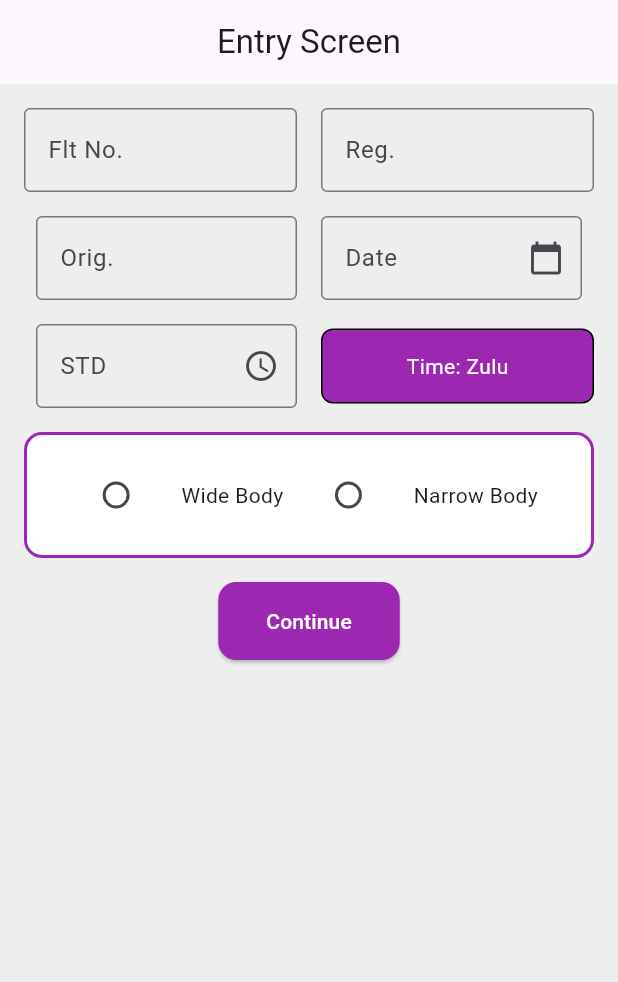
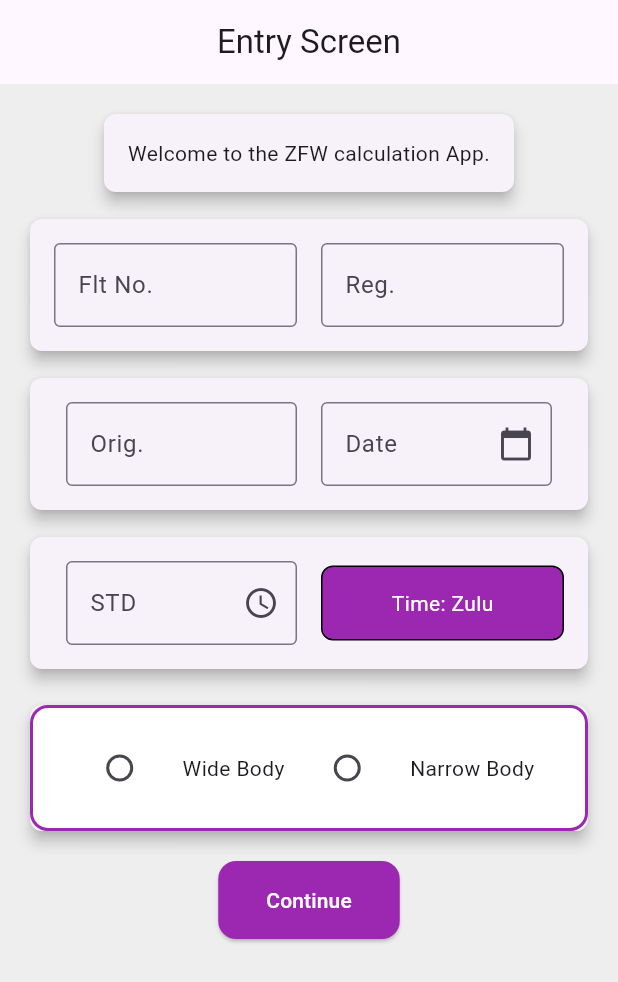
Before and after one commit to flutify-sa/zfwcalculation, a Flutter app: the screen it shows after launch, on a phone screen of 412 x 824 dp. Shown: the top 982 px of the screen. Run offline on Flutter 3.47's test engine with Material 3 defaults, Android fonts, the light colour scheme and no system bars.

Commit message:
zfw calc with some mods to the UI

```diff
--- a/lib/entryscreen.dart
+++ b/lib/entryscreen.dart
@@ -31,9 +31,34 @@ class _EntryScreenState extends State<EntryScreen> {
       ),
       body: Padding(
         padding: const EdgeInsets.all(16.0),
+        child: SingleChildScrollView(
           child: Column(
             children: [
-            Row(
+              Card(
+                elevation: 4.0, // Shadow effect
+                shape: RoundedRectangleBorder(
+                  borderRadius: BorderRadius.circular(8.0), // Border radius
+                ),
+                child: Padding(
+                  padding: EdgeInsets.all(16.0), // Padding around the text
+                  child: Text(
+                    'Welcome to the ZFW calculation App.',
+                    style: TextStyle(fontSize: 14.0), // Customize text style
+                    textAlign: TextAlign.center, // Center align the text
+                  ),
+                ),
+              ),
+              const SizedBox(height: 10),
+
+              // Card for Flight Number and Registration
+              Card(
+                elevation: 4.0,
+                shape: RoundedRectangleBorder(
+                  borderRadius: BorderRadius.circular(8.0),
+                ),
+                child: Padding(
+                  padding: const EdgeInsets.all(16.0),
+                  child: Row(
                     children: [
                       Expanded(
                         child: TextField(
@@ -62,8 +87,19 @@ class _EntryScreenState extends State<EntryScreen> {
                       ),
                     ],
                   ),
-            SizedBox(height: 16),
-            Row(
+                ),
+              ),
+              SizedBox(height: 10),
+
+              // Card for Origin and Date
+              Card(
+                elevation: 4.0,
+                shape: RoundedRectangleBorder(
+                  borderRadius: BorderRadius.circular(8.0),
+                ),
+                child: Padding(
+                  padding: const EdgeInsets.all(16.0),
+                  child: Row(
                     mainAxisAlignment: MainAxisAlignment.spaceBetween,
                     children: [
                       Expanded(
@@ -110,8 +146,19 @@ class _EntryScreenState extends State<EntryScreen> {
                       ),
                     ],
                   ),
-            SizedBox(height: 16),
-            Row(
+                ),
+              ),
+              SizedBox(height: 10),
+
+              // Card for STD and Time
+              Card(
+                elevation: 4.0,
+                shape: RoundedRectangleBorder(
+                  borderRadius: BorderRadius.circular(8.0),
+                ),
+                child: Padding(
+                  padding: const EdgeInsets.all(16.0),
+                  child: Row(
                     children: [
                       Expanded(
                         child: Padding(
@@ -144,7 +191,8 @@ class _EntryScreenState extends State<EntryScreen> {
                           decoration: BoxDecoration(
                             color: Colors.purple,
                             borderRadius: BorderRadius.circular(8.0),
-                        border: Border.all(color: Colors.black)),
+                            border: Border.all(color: Colors.black),
+                          ),
                           height: 50.0,
                           child: Center(
                             child: Text(
@@ -156,12 +204,22 @@ class _EntryScreenState extends State<EntryScreen> {
                       ),
                     ],
                   ),
+                ),
+              ),
               SizedBox(height: 16),
-            Container(
+
+              // Card for Radio Buttons
+              Card(
+                elevation: 4.0,
+                shape: RoundedRectangleBorder(
+                  borderRadius: BorderRadius.circular(8.0),
+                ),
+                child: Container(
                   decoration: BoxDecoration(
                     color: Colors.white, // Background color
                     border: Border.all(
-                    color: Colors.purple, width: 2), // Border color and width
+                        color: Colors.purple,
+                        width: 2), // Border color and width
                     borderRadius: BorderRadius.circular(12.0), // Border radius
                   ),
                   padding: EdgeInsets.all(16.0), // Padding inside the container
@@ -191,7 +249,10 @@ class _EntryScreenState extends State<EntryScreen> {
                     ],
                   ),
                 ),
+              ),
               SizedBox(height: 16),
+
+              // Elevated Button
               ElevatedButton(
                 onPressed: () {
                   if (selectedBodyType == 'Wide Body') {
@@ -220,6 +281,7 @@ class _EntryScreenState extends State<EntryScreen> {
             ],
           ),
         ),
+      ),
     );
   }
 }
```
Lines whose indentation alone changed are shown as unchanged.
